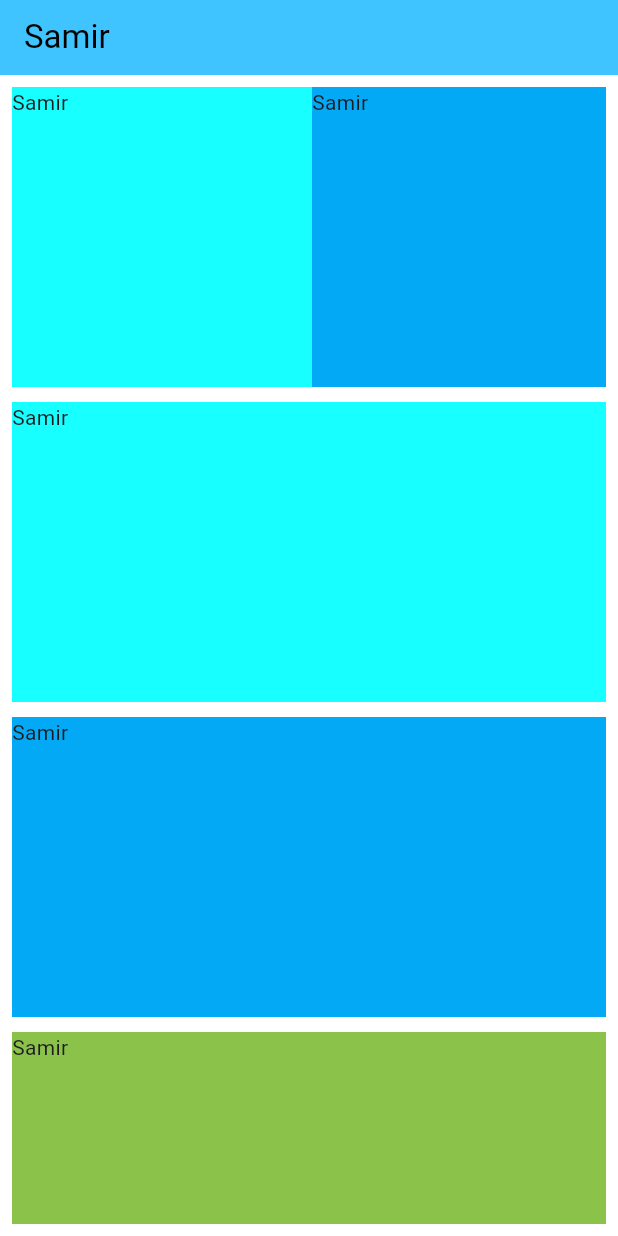
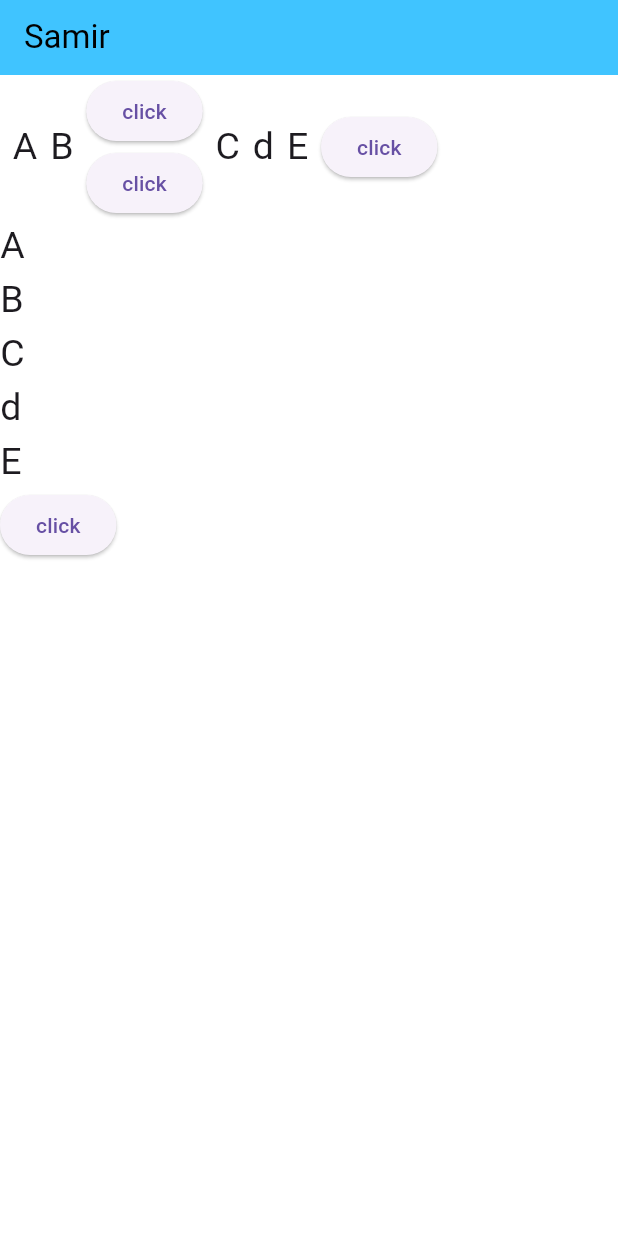
Before and after one commit to samirdev-ai/learn_app, a Flutter app: the screen it shows after launch, on a phone screen of 412 x 824 dp. Run offline on Flutter 3.47's test engine with Material 3 defaults, Android fonts, the phone set to English and light mode, and no system bars; missing offline and left inert: dart:ffi.

Commit message:
formatting Row, Column, Scroll

```diff
--- a/lib/main.dart
+++ b/lib/main.dart
@@ -12,6 +12,7 @@ import 'package:mitch_app/widgets/rounded_btn.dart';
 import 'package:mitch_app/widgets/listview_listtile.dart';
 import 'package:mitch_app/widgets/listview_listtile.dart';
 import 'package:mitch_app/widgets/expanded_flex.dart';
+import 'package:mitch_app/widgets/row_column_scroll.dart';
 import 'Test.dart';
 import 'package:mitch_app/widgets/date_time.dart';
 import 'package:mitch_app/widgets/gridview.dart';
@@ -37,7 +38,8 @@ class MyApp extends StatelessWidget {
 
         ),
       ),
-      home: const MyHomePage(),
+      // home: const MyHomePage(),
+      home: const RowColumnScroll(),
       // home: const Listviewlisttile(),
       // home: const Expandedflex(),
       // home: const Test(),
@@ -76,121 +78,6 @@ class _MyHomePageState extends State<MyHomePage> {
         title: Text('Samir', style: TextStyle(color: Colors.black)),
       ),
 
-      // ---------------------------------rows/ column
-      // body: Container(
-      //   width: 300,
-      //   // height: 300,
-      //   child: Column(
-      //     mainAxisAlignment: MainAxisAlignment.start,
-      //     crossAxisAlignment: CrossAxisAlignment.start,
-      //     children: [
-      //       Row(
-      //         mainAxisAlignment: MainAxisAlignment.spaceEvenly,
-      //         children: [
-      //         Text('A', style: TextStyle(fontSize: 25)),
-      //         Text('B', style: TextStyle(fontSize: 25)),
-      //         Column(children: [
-      //           ElevatedButton(onPressed: (){
-      //             print('samir');
-      //           }, child: Text("click")),
-      //           ElevatedButton(onPressed: (){
-      //             print('samir');
-      //           }, child: Text("click"))
-      //         ],
-      //         ),
-      //         Text('C', style: TextStyle(fontSize: 25)),
-      //         Text('d', style: TextStyle(fontSize: 25)),
-      //         Text('E', style: TextStyle(fontSize: 25)),
-      //         ElevatedButton(onPressed: (){
-      //           print('samir');
-      //         }, child: Text("click"))
-      //       ],
-      //       ),
-      //       Text('A', style: TextStyle(fontSize: 25)),
-      //       Text('B', style: TextStyle(fontSize: 25)),
-      //       Text('C', style: TextStyle(fontSize: 25)),
-      //       Text('d', style: TextStyle(fontSize: 25)),
-      //       Text('E', style: TextStyle(fontSize: 25)),
-      //       ElevatedButton(onPressed: (){
-      //         print('samir');
-      //       }, child: Text("click"))
-      //     ],
-      //   ),
-      // )
-
-      // -----------------------------------------SingleChildScrollView(column(scroll(3 row),5 container)
-      body: Padding(
-        padding: const EdgeInsets.all(8.0),
-        child: SingleChildScrollView(
-          child: Column(
-            children: [
-              SingleChildScrollView(
-                scrollDirection: Axis.horizontal,
-                child: Row(
-                  children: [
-                    Container(
-                      margin: const EdgeInsets.only(bottom: 10),
-                      height: 200,
-                      width: 200,
-                      child: Text('Samir'),
-                      color: Colors.cyanAccent,
-                    ),
-                    Container(
-                      margin: const EdgeInsets.only(bottom: 10),
-                      height: 200,
-                      width: 200,
-                      child: Text('Samir'),
-                      color: Colors.lightBlue,
-                    ),
-                    Container(
-                      margin: const EdgeInsets.only(bottom: 10),
-                      height: 200,
-                      width: 200,
-                      child: Text('Samir'),
-                      color: Colors.lightGreen,
-                    ),
-                  ],
-                ),
-              ),
-              Container(
-                margin: const EdgeInsets.only(bottom: 10),
-                height: 200,
-                width: 500,
-                child: Text('Samir'),
-                color: Colors.cyanAccent,
-              ),
-              Container(
-                margin: const EdgeInsets.only(bottom: 10),
-                height: 200,
-                width: 500,
-                child: Text('Samir'),
-                color: Colors.lightBlue,
-              ),
-              Container(
-                margin: const EdgeInsets.only(bottom: 10),
-                height: 200,
-                width: 500,
-                child: Text('Samir'),
-                color: Colors.lightGreen,
-              ),
-              Container(
-                margin: const EdgeInsets.only(bottom: 10),
-                height: 200,
-                width: 500,
-                child: Text('Samir'),
-                color: Colors.amber,
-              ),
-              Container(
-                margin: const EdgeInsets.only(bottom: 10),
-                height: 200,
-                width: 600,
-                child: Text('Samir'),
-                color: Colors.red,
-              ),
-            ],
-          ),
-        ),
-      ),
 
       // ListView.builder -> no seperator -> required itemextent
       // ListView.seperator -> seperator -> required seperator.builder
--- /dev/null
+++ b/lib/widgets/row_column_scroll.dart
@@ -0,0 +1,144 @@
+// cube
+import 'package:flutter/cupertino.dart';
+import 'package:flutter/material.dart';
+
+class RowColumnScroll extends StatefulWidget {
+  const RowColumnScroll({super.key});
+
+  @override
+  State<RowColumnScroll> createState() => _RowColumnScrollState();
+}
+
+class _RowColumnScrollState extends State<RowColumnScroll> {
+  List<int> num = [1, 2, 6, 7, 56, 453, 43, 7676, 545];
+
+  @override
+  Widget build(BuildContext context) {
+    return Scaffold(
+      backgroundColor: Colors.white,
+      appBar: AppBar(
+        title: Text('Samir', style: TextStyle(color: Colors.black)),
+        toolbarHeight: 50,
+        backgroundColor: Colors.lightBlueAccent,
+      ),
+
+      // ---------------------------------rows/ column
+      body: Container(
+        width: 300,
+        // height: 300,
+        child: Column(
+          mainAxisAlignment: MainAxisAlignment.start,
+          crossAxisAlignment: CrossAxisAlignment.start,
+          children: [
+            Row(
+              mainAxisAlignment: MainAxisAlignment.spaceEvenly,
+              children: [
+              Text('A', style: TextStyle(fontSize: 25)),
+              Text('B', style: TextStyle(fontSize: 25)),
+              Column(children: [
+                ElevatedButton(onPressed: (){
+                  print('samir');
+                }, child: Text("click")),
+                ElevatedButton(onPressed: (){
+                  print('samir');
+                }, child: Text("click"))
+              ],
+              ),
+              Text('C', style: TextStyle(fontSize: 25)),
+              Text('d', style: TextStyle(fontSize: 25)),
+              Text('E', style: TextStyle(fontSize: 25)),
+              ElevatedButton(onPressed: (){
+                print('samir');
+              }, child: Text("click"))
+            ],
+            ),
+            Text('A', style: TextStyle(fontSize: 25)),
+            Text('B', style: TextStyle(fontSize: 25)),
+            Text('C', style: TextStyle(fontSize: 25)),
+            Text('d', style: TextStyle(fontSize: 25)),
+            Text('E', style: TextStyle(fontSize: 25)),
+            ElevatedButton(onPressed: (){
+              print('samir');
+            }, child: Text("click"))
+          ],
+        ),
+      )
+
+      // -----------------------------------------SingleChildScrollView(column(scroll(3 row),5 container)
+      // body: Padding(
+      //   padding: const EdgeInsets.all(8.0),
+      //   child: SingleChildScrollView(
+      //     child: Column(
+      //       children: [
+      //         SingleChildScrollView(
+      //           scrollDirection: Axis.horizontal,
+      //           child: Row(
+      //             children: [
+      //               Container(
+      //                 margin: const EdgeInsets.only(bottom: 10),
+      //                 height: 200,
+      //                 width: 200,
+      //                 child: Text('Samir'),
+      //                 color: Colors.cyanAccent,
+      //               ),
+      //               Container(
+      //                 margin: const EdgeInsets.only(bottom: 10),
+      //                 height: 200,
+      //                 width: 200,
+      //                 child: Text('Samir'),
+      //                 color: Colors.lightBlue,
+      //               ),
+      //               Container(
+      //                 margin: const EdgeInsets.only(bottom: 10),
+      //                 height: 200,
+      //                 width: 200,
+      //                 child: Text('Samir'),
+      //                 color: Colors.lightGreen,
+      //               ),
+      //             ],
+      //           ),
+      //         ),
+      //         Container(
+      //           margin: const EdgeInsets.only(bottom: 10),
+      //           height: 200,
+      //           width: 500,
+      //           child: Text('Samir'),
+      //           color: Colors.cyanAccent,
+      //         ),
+      //         Container(
+      //           margin: const EdgeInsets.only(bottom: 10),
+      //           height: 200,
+      //           width: 500,
+      //           child: Text('Samir'),
+      //           color: Colors.lightBlue,
+      //         ),
+      //         Container(
+      //           margin: const EdgeInsets.only(bottom: 10),
+      //           height: 200,
+      //           width: 500,
+      //           child: Text('Samir'),
+      //           color: Colors.lightGreen,
+      //         ),
+      //         Container(
+      //           margin: const EdgeInsets.only(bottom: 10),
+      //           height: 200,
+      //           width: 500,
+      //           child: Text('Samir'),
+      //           color: Colors.amber,
+      //         ),
+      //         Container(
+      //           margin: const EdgeInsets.only(bottom: 10),
+      //           height: 200,
+      //           width: 600,
+      //           child: Text('Samir'),
+      //           color: Colors.red,
+      //         ),
+      //       ],
+      //     ),
+      //   ),
+      // ),
+
+
+    );
+  }
+}
```
